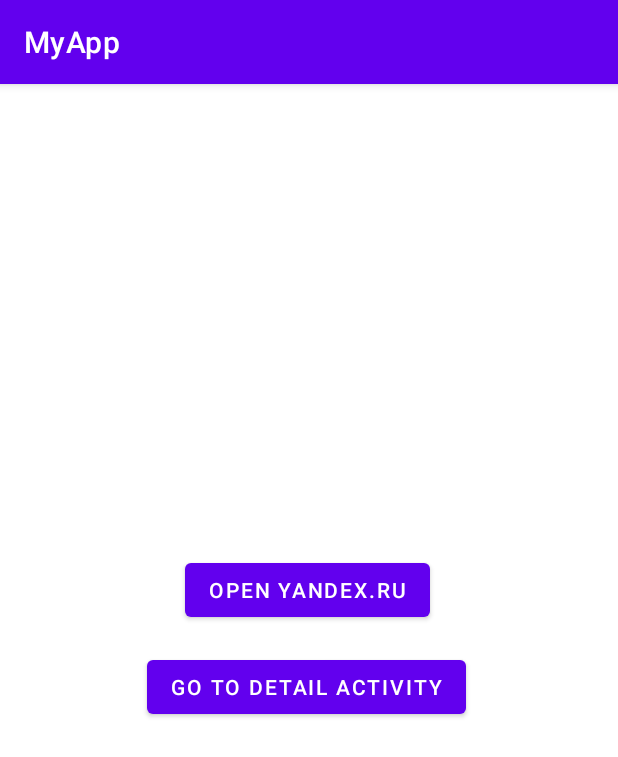
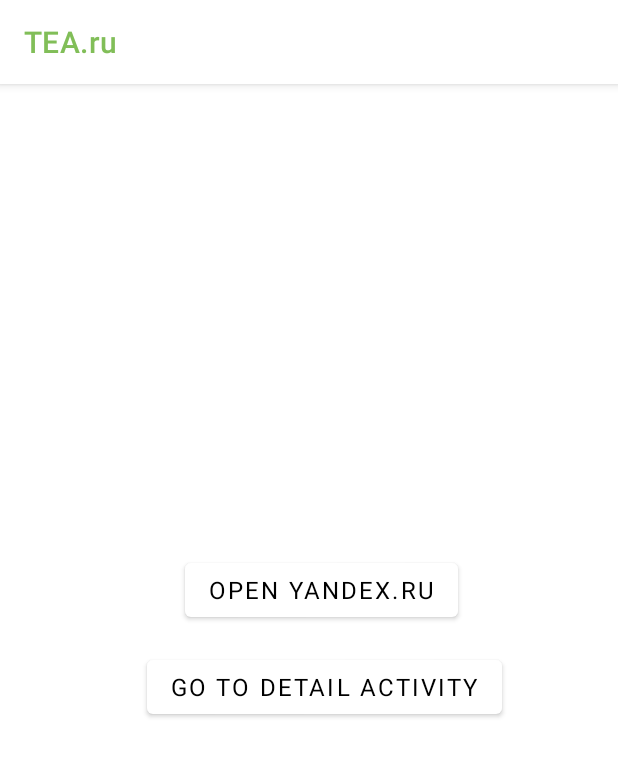
Before and after one commit to Borwoll/PMD_LW_1, an Android app: the screen it shows after launch (MainActivity), on a phone screen of 412 x 824 dp. Shown: the top 757 px of the screen. Run offline under Robolectric (Android 15) with nearby library versions, the phone set to English and light mode, and no system bars.

Commit message:
customized theme according to the layout. added bottom navigation bar

```diff
--- a/app/build.gradle
+++ b/app/build.gradle
@@ -33,7 +33,6 @@
 }
 
 dependencies {
-
     implementation 'androidx.core:core-ktx:1.7.0'
     implementation 'androidx.appcompat:appcompat:1.6.1'
     implementation 'com.google.android.material:material:1.8.0'
--- a/app/src/main/AndroidManifest.xml
+++ b/app/src/main/AndroidManifest.xml
@@ -22,7 +22,6 @@
 
         <activity
             android:name=".MainActivity"
-            android:label="MyApp"
             android:exported="true">
             <intent-filter>
                 <action android:name="android.intent.action.MAIN" />
--- a/app/src/main/res/values/colors.xml
+++ b/app/src/main/res/values/colors.xml
@@ -7,4 +7,5 @@
     <color name="teal_700">#FF018786</color>
     <color name="black">#FF000000</color>
     <color name="white">#FFFFFFFF</color>
+    <color name="green">#81BE58</color>
 </resources>
--- a/app/src/main/res/values/strings.xml
+++ b/app/src/main/res/values/strings.xml
@@ -1,5 +1,5 @@
 <resources>
-    <string name="app_name">MyApp</string>
+    <string name="app_name">TEA.ru</string>
     <string name="go_to_detail_activity">go to detail activity</string>
     <string name="open_yandex_ru">open yandex.ru</string>
 </resources>
--- /dev/null
+++ b/app/src/main/res/values/styles.xml
@@ -0,0 +1,13 @@
+<?xml version="1.0" encoding="utf-8"?>
+<resources>
+    <style name="BottomNavigation" parent="Theme.MaterialComponents.DayNight.DarkActionBar">
+        <item name="colorPrimary">@color/green</item>
+        <item name="android:textColorSecondary">@color/green</item>
+        <item name="itemTextColor">@color/green</item>
+        <item name="iconTint">@color/green</item>
+    </style>
+
+    <style name="CustomToolBarStyle" parent="@style/Widget.AppCompat.Toolbar">
+        <item name="titleTextColor">@color/green</item>
+    </style>
+</resources>
--- a/app/src/main/res/values/themes.xml
+++ b/app/src/main/res/values/themes.xml
@@ -2,15 +2,20 @@
     <!-- Base application theme. -->
     <style name="Theme.MyApp" parent="Theme.MaterialComponents.DayNight.DarkActionBar">
         <!-- Primary brand color. -->
-        <item name="colorPrimary">@color/purple_500</item>
-        <item name="colorPrimaryVariant">@color/purple_700</item>
-        <item name="colorOnPrimary">@color/white</item>
+        <item name="colorPrimary">@color/white</item>
+        <item name="colorPrimaryVariant">@color/white</item>
+        <item name="colorOnPrimary">@color/black</item>
         <!-- Secondary brand color. -->
         <item name="colorSecondary">@color/teal_200</item>
         <item name="colorSecondaryVariant">@color/teal_700</item>
         <item name="colorOnSecondary">@color/black</item>
         <!-- Status bar color. -->
-        <item name="android:statusBarColor">?attr/colorPrimaryVariant</item>
+        <item name="android:statusBarColor">@color/white</item>
+        <item name="android:windowLightStatusBar">@color/black</item>
         <!-- Customize your theme here. -->
+        <item name="android:textSize">16sp</item>
+        <item name="fontFamily">sans-serif</item>
+
+        <item name="toolbarStyle">@style/CustomToolBarStyle</item>
     </style>
 </resources>
```
Also changed, not shown: app/src/main/res/layout/activity_detail.xml (+11 -0 lines), app/src/main/res/menu/bottom_nav_menu.xml (added, +18 -0 lines).
